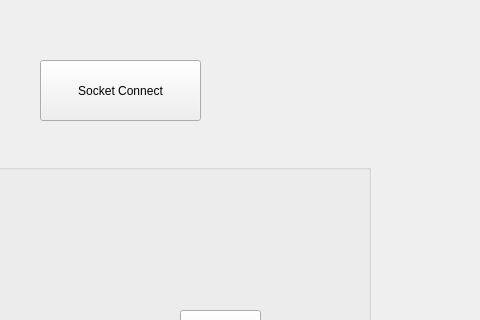
Above: IoT/simulator/server.ui from seongmin42/RealCart before the change; both pictures show x 320 to 800 and y 0 to 320 of the 800 by 600 pixel window. Below: the same form after it.
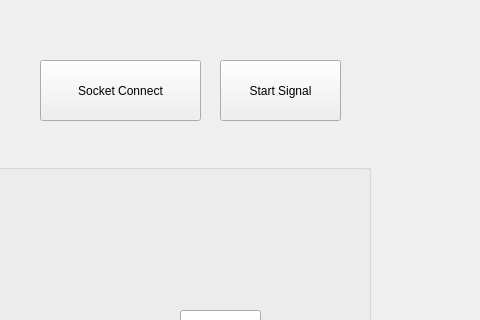
That is the form after the change.

Patch:
```diff
--- a/IoT/simulator/server.ui
+++ b/IoT/simulator/server.ui
@@ -118,6 +118,19 @@
      <string>Socket Connect</string>
     </property>
    </widget>
+   <widget class="QPushButton" name="btn_start_signal">
+    <property name="geometry">
+     <rect>
+      <x>540</x>
+      <y>60</y>
+      <width>121</width>
+      <height>61</height>
+     </rect>
+    </property>
+    <property name="text">
+     <string>Start Signal</string>
+    </property>
+   </widget>
   </widget>
   <widget class="QMenuBar" name="menubar">
    <property name="geometry">
```
Left out of the diff: 19 changed lines with no effect on the pictures.
